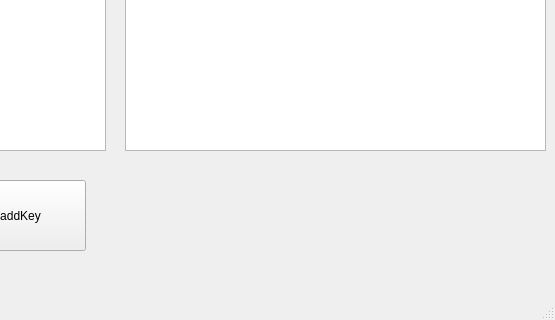
The window that Recorder_json/recorder_json.ui (VetalHardline/Recorder_json) describes before a commit, drawn with Qt 5; both pictures show x 245 to 800 and y 280 to 600 of the 800 by 600 pixel window.
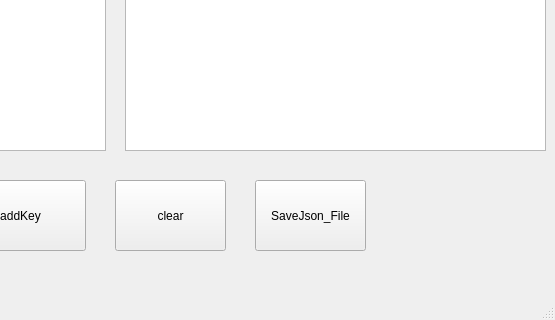
The same window after the commit.

Commit message: 🔖 implemented a function which saves a json file and made a function that completely cleans up a json file

```diff
--- a/Recorder_json/recorder_json.ui
+++ b/Recorder_json/recorder_json.ui
@@ -60,6 +60,32 @@
      <string>addKey</string>
     </property>
    </widget>
+   <widget class="QPushButton" name="clearJson_File">
+    <property name="geometry">
+     <rect>
+      <x>360</x>
+      <y>460</y>
+      <width>111</width>
+      <height>71</height>
+     </rect>
+    </property>
+    <property name="text">
+     <string>clear</string>
+    </property>
+   </widget>
+   <widget class="QPushButton" name="SaveJson_File">
+    <property name="geometry">
+     <rect>
+      <x>500</x>
+      <y>460</y>
+      <width>111</width>
+      <height>71</height>
+     </rect>
+    </property>
+    <property name="text">
+     <string>SaveJson_File</string>
+    </property>
+   </widget>
   </widget>
   <widget class="QMenuBar" name="menubar">
    <property name="geometry">
```
The commit also changes 3 other files.
